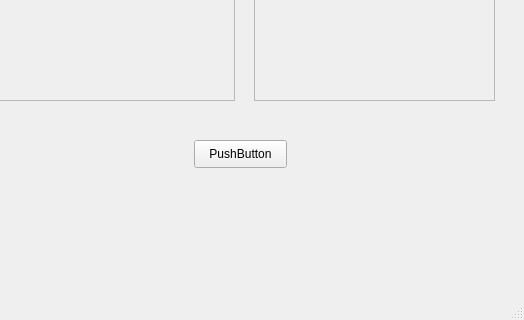
Before: the Qt Designer form SodaProblem/mainwindow.ui in TrusovKV/MMD_OOP, drawn with Qt 5; both pictures show x 276 to 800 and y 280 to 600 of the 800 by 600 pixel window.
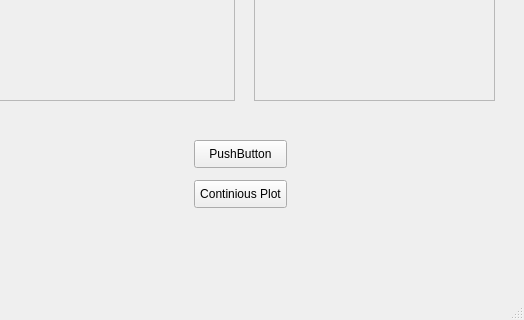
After: the same form once the commit is applied. Custom widgets are drawn as their Qt base class.

```diff
--- a/SodaProblem/mainwindow.ui
+++ b/SodaProblem/mainwindow.ui
@@ -344,6 +344,19 @@
      </rect>
     </property>
    </widget>
+   <widget class="QPushButton" name="ContiPlot">
+    <property name="geometry">
+     <rect>
+      <x>470</x>
+      <y>460</y>
+      <width>93</width>
+      <height>28</height>
+     </rect>
+    </property>
+    <property name="text">
+     <string>Continious Plot</string>
+    </property>
+   </widget>
   </widget>
   <widget class="QMenuBar" name="menubar">
    <property name="geometry">
```
